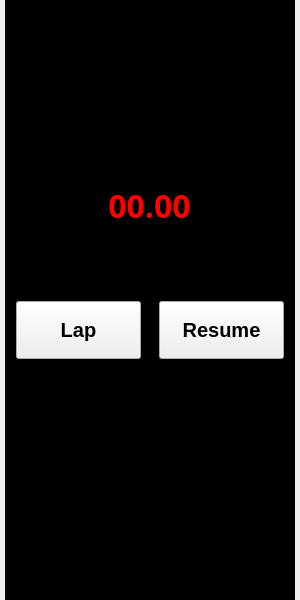
Qt form Pyside_version/ui.ui (DarkTime312/Stop_Watch) before a commit.
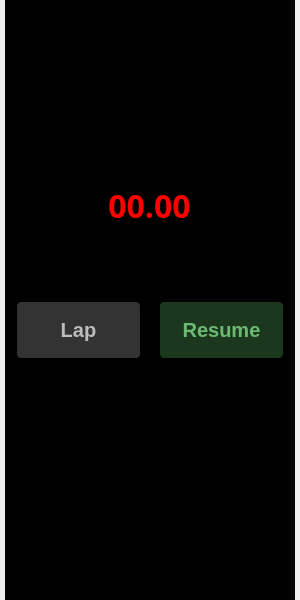
The same form after that commit. The open tabs and pages were chosen to show the change. Icons and pictures are not drawn.

The edit to the form file:
```diff
--- a/Pyside_version/ui.ui
+++ b/Pyside_version/ui.ui
@@ -41,21 +41,22 @@
   </property>
   <property name="styleSheet">
    <string notr="true">/* Start and Resume buttons */
-QPushButton[text=Start],
-QPushButton[text=Resume]{
+QPushButton#btn_start,
+QPushButton#btn_resume{
 	background-color: #1b381e;
 	color: #6dba75;
 	border: 2px solid transparent;
 	border-radius: 5px;
 }
 
-QPushButton[text=Start]:hover,
-QPushButton[text=Resume]:hover{
+QPushButton#btn_start:hover,
+QPushButton#btn_resume:hover{
 	background-color: #2c5531;
 }
 
+
 /* Lap button */
-QPushButton[text=Lap]{
+QPushButton#btn_lap{
 	background-color: #332002;
 	color: #ea9209;
 	border: 2px solid transparent;
@@ -66,7 +67,7 @@
 	background-color: #4a3006;
 }
 
-QPushButton[text=Lap]:disabled{
+QPushButton#btn_lap:disabled{
 	color: #bdbdbd;
 	background-color: #333333;
 }
@@ -339,7 +340,7 @@
           <item>
            <widget class="QPushButton" name="btn_lap">
             <property name="enabled">
-             <bool>true</bool>
+             <bool>false</bool>
             </property>
             <property name="sizePolicy">
              <sizepolicy hsizetype="Expanding" vsizetype="Expanding">
```
Left out of the diff: 4 changed lines with no effect on the pictures.
